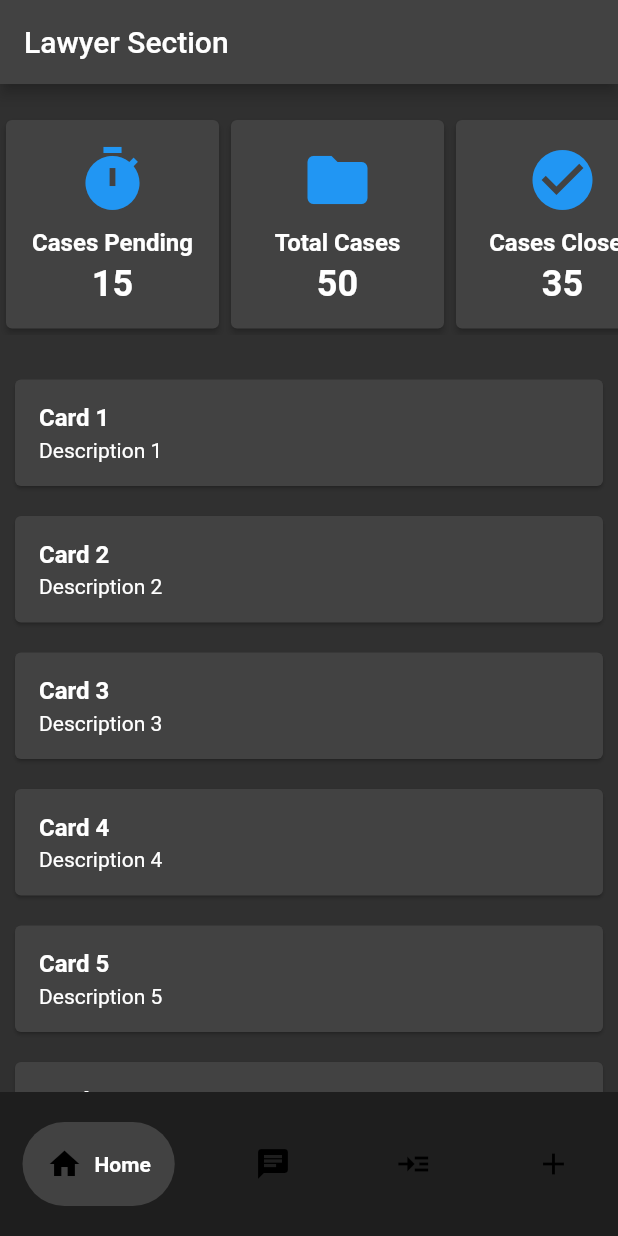
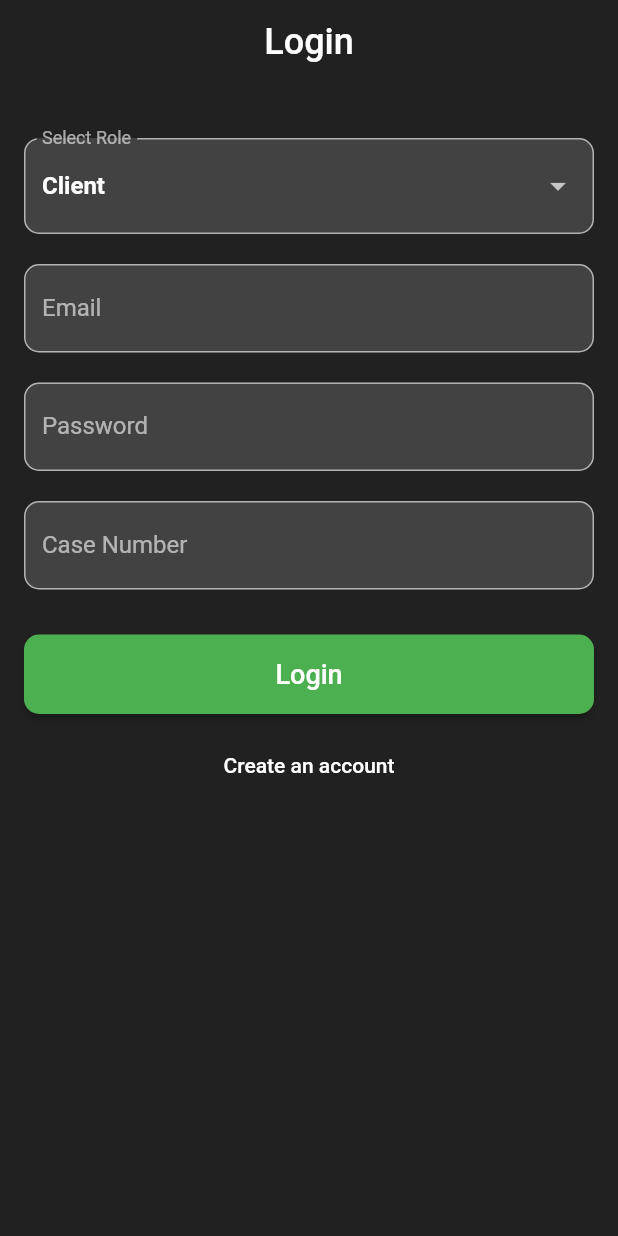
Before and after one commit to drowsy-coder/Nyaya-Sahaya, a Flutter app: the screen it shows after launch, on a phone screen of 412 x 824 dp. Run offline on Flutter 3.47's test engine with Material 2 defaults, Android fonts, the light colour scheme and no system bars; drawn by our look-alikes of google_nav_bar; our stand-ins replace cloud_firestore, firebase_auth, firebase_core, google_maps_flutter, shared_preferences; accounts and stored records are empty.

Commit message:
fixed stuff, login method now broken needs fix

```diff
--- a/lib/main.dart
+++ b/lib/main.dart
@@ -1,10 +1,6 @@
 import 'package:flutter/material.dart';
 import 'package:firebase_core/firebase_core.dart';
 import 'package:nyaya_sahaya/screens/login/login_page.dart';
-import 'package:nyaya_sahaya/screens/stakeholders/client/client_screen.dart';
-import 'package:nyaya_sahaya/screens/stakeholders/lawyer/add_case.dart';
-import 'package:nyaya_sahaya/screens/stakeholders/lawyer/lawyer_screen.dart';
-
 void main() async {
   WidgetsFlutterBinding.ensureInitialized();
   await Firebase.initializeApp();
@@ -29,7 +25,7 @@ class _MyAppState extends State<MyApp> {
     return MaterialApp(
       title: 'Firebase Login',
       theme: ThemeData.dark(),
-      home: LawyerScreen(),
+      home: LoginPage(),
       debugShowCheckedModeBanner: false,
     );
   }
--- /dev/null
+++ b/lib/models/user_role.dart
@@ -0,0 +1,15 @@
+enum UserRole {
+  lawyer,
+  client,
+}
+
+String userRoleToString(UserRole role) {
+  return role.toString().split('.').last;
+}
+
+UserRole stringToUserRole(String role) {
+  return UserRole.values.firstWhere(
+    (e) => e.toString().split('.').last == role,
+    orElse: () => UserRole.client,
+  );
+}
--- /dev/null
+++ b/lib/screens/login/login_ui.dart
@@ -0,0 +1,161 @@
+import 'package:flutter/material.dart';
+import '../../models/user_role.dart';
+
+class LoginUI extends StatelessWidget {
+  final bool isLoginForm;
+  final UserRole userRole;
+  final TextEditingController emailController;
+  final TextEditingController passwordController;
+  final TextEditingController identifierController;
+  final Function(UserRole?) onUserRoleChanged;
+  final Function() onFormSubmitted;
+  final Function() onToggleFormMode;
+  final bool isLoading;
+
+  const LoginUI({
+    super.key,
+    required this.isLoginForm,
+    required this.userRole,
+    required this.emailController,
+    required this.passwordController,
+    required this.identifierController,
+    required this.onUserRoleChanged,
+    required this.onFormSubmitted,
+    required this.onToggleFormMode,
+    required this.isLoading,
+  });
+
+  @override
+  Widget build(BuildContext context) {
+    return Scaffold(
+      backgroundColor: Colors.grey[900],
+      appBar: AppBar(
+        backgroundColor: Colors.transparent,
+        elevation: 0,
+        title: Text(
+          isLoginForm ? 'Login' : 'Create Account',
+          style: const TextStyle(
+            color: Colors.white,
+            fontSize: 24,
+          ),
+        ),
+        centerTitle: true,
+      ),
+      body: SingleChildScrollView(
+        child: Padding(
+          padding: const EdgeInsets.all(16.0),
+          child: Column(
+            crossAxisAlignment: CrossAxisAlignment.stretch,
+            children: <Widget>[
+              const SizedBox(height: 20),
+              DropdownButtonFormField<UserRole>(
+                value: userRole,
+                onChanged: onUserRoleChanged,
+                items: const [
+                  DropdownMenuItem(
+                    value: UserRole.client,
+                    child: Text(
+                      'Client',
+                      style: TextStyle(
+                        color: Colors.white,
+                        fontWeight: FontWeight.w600,
+                      ),
+                    ),
+                  ),
+                  DropdownMenuItem(
+                    value: UserRole.lawyer,
+                    child: Text(
+                      'Lawyer',
+                      style: TextStyle(
+                        color: Colors.white,
+                        fontWeight: FontWeight.w600,
+                      ),
+                    ),
+                  ),
+                ],
+                decoration: InputDecoration(
+                  filled: true,
+                  fillColor: Colors.grey[800],
+                  labelText: 'Select Role',
+                  border: OutlineInputBorder(
+                    borderRadius: BorderRadius.circular(10.0),
+                  ),
+                ),
+              ),
+              const SizedBox(height: 20),
+              TextFormField(
+                controller: emailController,
+                style: const TextStyle(color: Colors.white),
+                decoration: InputDecoration(
+                  labelText: 'Email',
+                  filled: true,
+                  fillColor: Colors.grey[800],
+                  border: OutlineInputBorder(
+                    borderRadius: BorderRadius.circular(10.0),
+                  ),
+                ),
+              ),
+              const SizedBox(height: 20),
+              TextFormField(
+                controller: passwordController,
+                style: const TextStyle(color: Colors.white),
+                decoration: InputDecoration(
+                  labelText: 'Password',
+                  filled: true,
+                  fillColor: Colors.grey[800],
+                  border: OutlineInputBorder(
+                    borderRadius: BorderRadius.circular(10.0),
+                  ),
+                ),
+                obscureText: true,
+              ),
+              if (userRole == UserRole.lawyer || userRole == UserRole.client)
+                const SizedBox(height: 20),
+              TextFormField(
+                controller: identifierController,
+                style: const TextStyle(color: Colors.white),
+                decoration: InputDecoration(
+                  labelText: userRole == UserRole.lawyer
+                      ? 'Bar Number'
+                      : 'Case Number',
+                  filled: true,
+                  fillColor: Colors.grey[800],
+                  border: OutlineInputBorder(
+                    borderRadius: BorderRadius.circular(10.0),
+                  ),
+                ),
+              ),
+              const SizedBox(height: 30),
+              ElevatedButton(
+                onPressed: onFormSubmitted,
+                child: Text(
+                  isLoginForm ? 'Login' : 'Create Account',
+                  style: const TextStyle(fontSize: 18),
+                ),
+                style: ElevatedButton.styleFrom(
+                  primary: Colors.green,
+                  padding: const EdgeInsets.all(16),
+                  shape: RoundedRectangleBorder(
+                    borderRadius: BorderRadius.circular(10),
+                  ),
+                ),
+              ),
+              const SizedBox(height: 10),
+              TextButton(
+                onPressed: onToggleFormMode,
+                child: Text(
+                  isLoginForm
+                      ? 'Create an account'
+                      : 'Have an account? Sign in',
+                  style: const TextStyle(color: Colors.white),
+                ),
+              ),
+              if (isLoading) const SizedBox(height: 20),
+              if (isLoading) const CircularProgressIndicator(),
+            ],
+          ),
+        ),
+      ),
+    );
+  }
+}
--- a/lib/screens/stakeholders/client/client_home.dart
+++ b/lib/screens/stakeholders/client/client_home.dart
@@ -1,5 +1,4 @@
 import 'package:flutter/material.dart';
-import 'package:carousel_slider/carousel_slider.dart';
 
 class ClientHomePage extends StatelessWidget {
   @override
--- a/lib/screens/stakeholders/client/client_screen.dart
+++ b/lib/screens/stakeholders/client/client_screen.dart
@@ -3,7 +3,6 @@ import 'package:google_nav_bar/google_nav_bar.dart';
 import 'package:nyaya_sahaya/screens/stakeholders/client/client_home.dart';
 import 'package:nyaya_sahaya/screens/stakeholders/client/clinet_lawyer_map.dart';
 import 'package:nyaya_sahaya/screens/stakeholders/lawyer/lawyer_chat.dart';
-import 'package:nyaya_sahaya/screens/stakeholders/lawyer/lawyer_profile.dart';
 import 'package:nyaya_sahaya/screens/stakeholders/lawyer/lawyer_read.dart';
 
 class ScreenModel {
--- a/lib/screens/stakeholders/lawyer/add_case.dart
+++ b/lib/screens/stakeholders/lawyer/add_case.dart
@@ -23,11 +23,11 @@ class _LawyerAddCaseState extends State<LawyerAddCase> {
       firstDate: DateTime.now(),
       lastDate: DateTime(2101),
     ))!;
-    if (picked != null && picked != _selectedDate)
+    if (picked != _selectedDate)
       setState(() {
         _selectedDate = picked;
         _nextHearingDateController.text = "${picked.toLocal()}"
-            .split(' ')[0]; // Display selected date in the TextFormField
+            .split(' ')[0];
       });
   }
 
--- a/lib/screens/stakeholders/lawyer/lawyer_screen.dart
+++ b/lib/screens/stakeholders/lawyer/lawyer_screen.dart
@@ -3,7 +3,6 @@ import 'package:google_nav_bar/google_nav_bar.dart';
 import 'package:nyaya_sahaya/screens/stakeholders/lawyer/add_case.dart';
 import 'package:nyaya_sahaya/screens/stakeholders/lawyer/lawyer_chat.dart';
 import 'package:nyaya_sahaya/screens/stakeholders/lawyer/lawyer_home.dart';
-import 'package:nyaya_sahaya/screens/stakeholders/lawyer/lawyer_profile.dart';
 import 'package:nyaya_sahaya/screens/stakeholders/lawyer/lawyer_read.dart';
 
 class ScreenModel {
```
Also changed, not shown: lib/methods/firebase_auth.dart (added, +97 -0 lines), lib/methods/shared_pref_auth.dart (added, +27 -0 lines), lib/screens/login/login_page.dart (+20 -143 lines), 2 other files.
